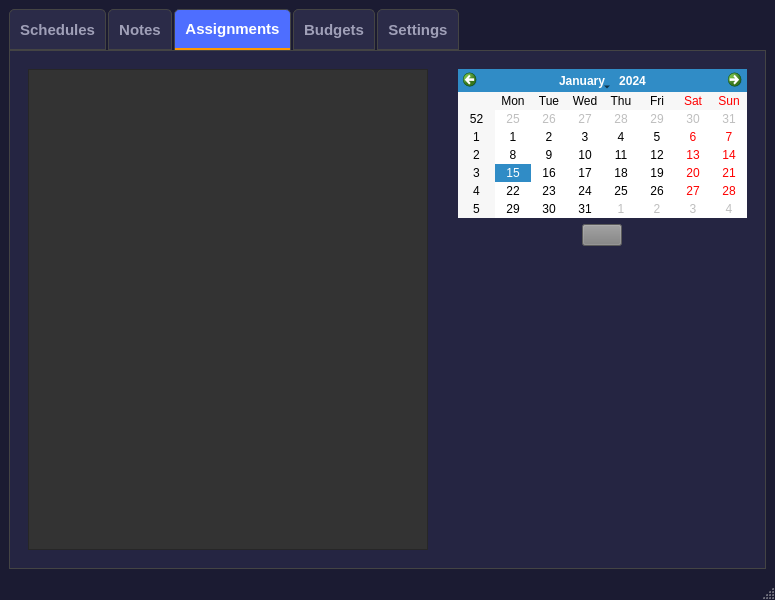
Before: the Qt Designer form UI/window.ui in Matchu02118/AcademicManagementApp, drawn with Qt 5.
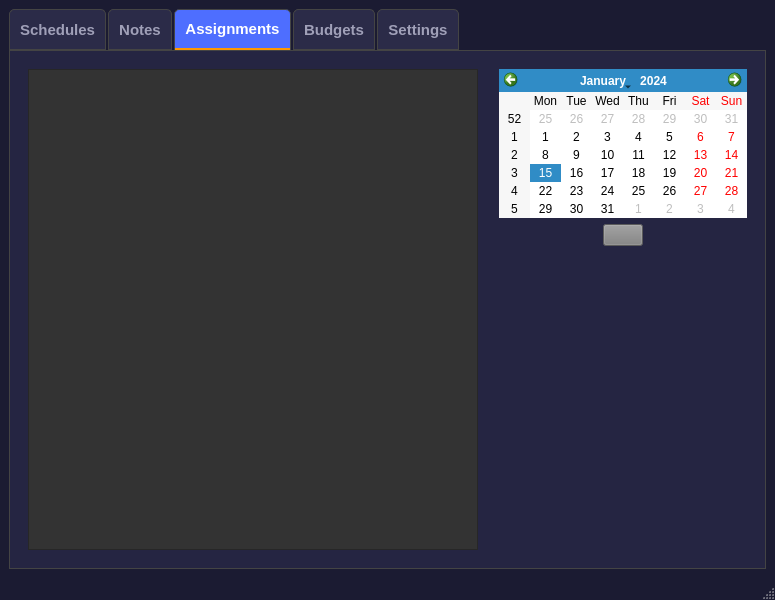
After: the same form once the commit is applied. Icons and pictures are not drawn.

The edit to the form file:
```diff
--- a/UI/window.ui
+++ b/UI/window.ui
@@ -336,7 +336,7 @@
             <widget class="QTableWidget" name="assignmentList">
              <property name="minimumSize">
               <size>
-               <width>400</width>
+               <width>450</width>
                <height>0</height>
               </size>
              </property>
```
Left out of the diff: 2 changed lines with no effect on the pictures.
